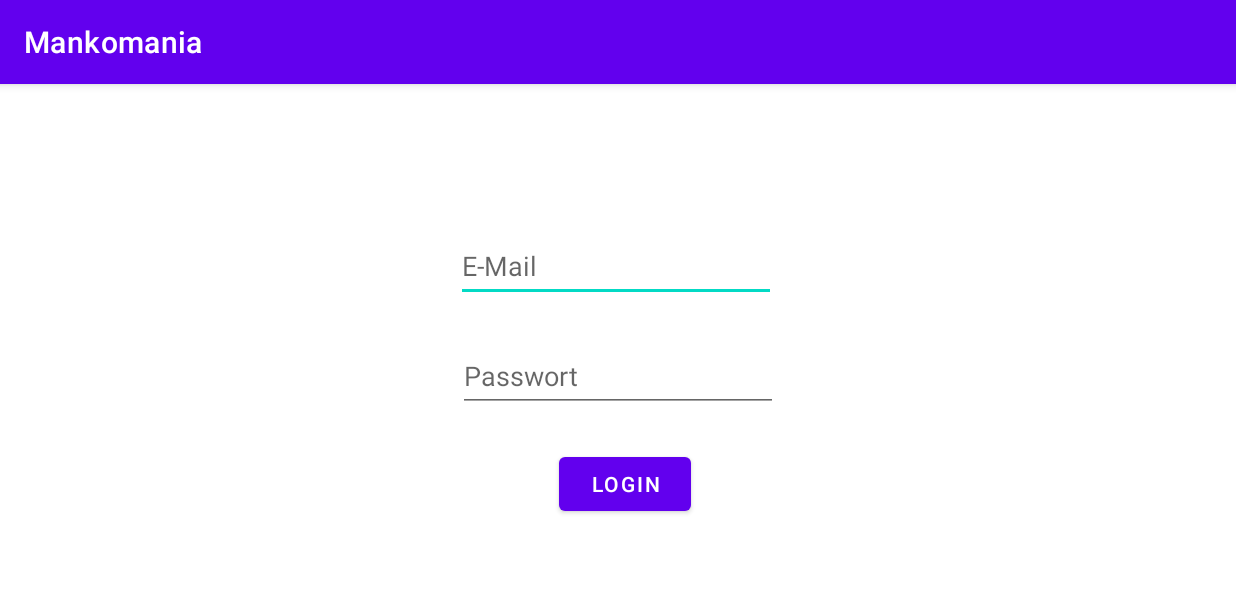
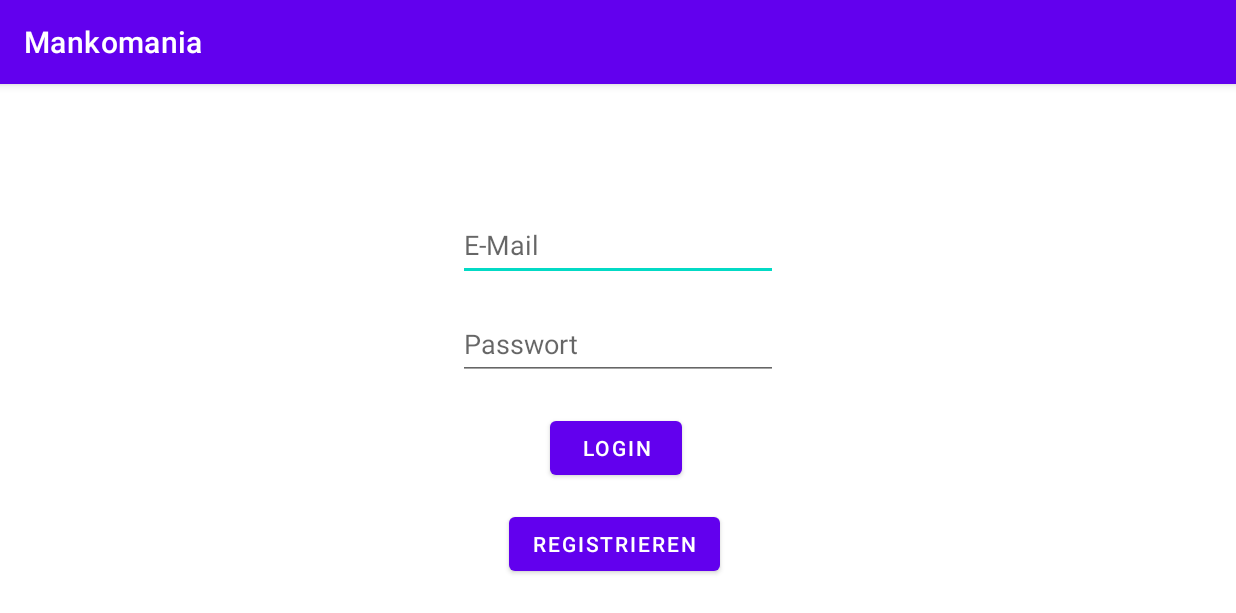
Before and after one commit to se-ii-mankomania/mankomania-app, an Android app: the screen it shows after launch (MainActivityLogin), on a phone screen of 824 x 412 dp (held sideways). Shown: the top 613 px of the screen. Run offline under Robolectric (Android 15) with nearby library versions, the phone set to English and light mode, and no system bars.

Commit message:
Layout in activity_main_login.xml und activity_register.xml festgelegt.
Register => Registrieren. Register Button in Login eingefügt.

```diff
--- a/app/src/main/res/layout/activity_main_login.xml
+++ b/app/src/main/res/layout/activity_main_login.xml
@@ -11,37 +11,46 @@
       android:id="@+id/Login_LoginButton"
       android:layout_width="wrap_content"
       android:layout_height="wrap_content"
-      android:layout_marginEnd="58dp"
-      android:layout_marginBottom="65dp"
+      android:layout_marginStart="27dp"
+      android:layout_marginBottom="16dp"
       android:text="@string/Login"
-      app:layout_constraintBottom_toBottomOf="parent"
-      app:layout_constraintEnd_toEndOf="@+id/Login_Passwort" />
+      app:layout_constraintBottom_toTopOf="@+id/Login_RegisterButton"
+      app:layout_constraintStart_toStartOf="@+id/Login_RegisterButton" />
 
   <EditText
       android:id="@+id/Login_Email"
       android:layout_width="wrap_content"
       android:layout_height="wrap_content"
-      android:layout_marginEnd="1dp"
-      android:layout_marginBottom="25dp"
+      android:layout_marginBottom="87dp"
       android:autofillHints=""
       android:ems="10"
       android:hint="@string/email"
       android:inputType="textWebEmailAddress"
       android:minHeight="48dp"
-      app:layout_constraintBottom_toTopOf="@+id/Login_Passwort"
-      app:layout_constraintEnd_toEndOf="@+id/Login_Passwort" />
+      app:layout_constraintBottom_toTopOf="@+id/Login_LoginButton"
+      app:layout_constraintEnd_toEndOf="parent"
+      app:layout_constraintStart_toStartOf="parent" />
 
   <EditText
       android:id="@+id/Login_Passwort"
       android:layout_width="wrap_content"
       android:layout_height="wrap_content"
-      android:layout_marginBottom="24dp"
+      android:layout_marginTop="18dp"
       android:autofillHints=""
       android:ems="10"
       android:hint="@string/passwort"
       android:inputType="textPassword"
       android:minHeight="48dp"
-      app:layout_constraintBottom_toTopOf="@+id/Login_LoginButton"
-      app:layout_constraintEnd_toEndOf="parent"
-      app:layout_constraintStart_toStartOf="parent" />
+      app:layout_constraintStart_toStartOf="@+id/Login_Email"
+      app:layout_constraintTop_toBottomOf="@+id/Login_Email" />
+
+  <Button
+      android:id="@+id/Login_RegisterButton"
+      android:layout_width="wrap_content"
+      android:layout_height="wrap_content"
+      android:layout_marginStart="34dp"
+      android:layout_marginBottom="25dp"
+      android:text="@string/Register"
+      app:layout_constraintBottom_toBottomOf="parent"
+      app:layout_constraintStart_toStartOf="@+id/Login_Passwort" />
 </androidx.constraintlayout.widget.ConstraintLayout>
--- a/app/src/main/res/values/strings.xml
+++ b/app/src/main/res/values/strings.xml
@@ -28,6 +28,6 @@
     <string name="Stocks_TrockenölAGtxt">Trockenöl-AG:</string>
     <string name="Stocks_BruchstahlAGtxt">Bruchstahl-AG:</string>
     <string name="Logout">Logout</string>
-    <string name="Register">Register</string>
+    <string name="Register">Registrieren</string>
     <string name="Register_Heading">Registrierung</string>
 </resources>
```
Also changed, not shown: app/src/main/res/layout/activity_register.xml (+6 -6 lines).
